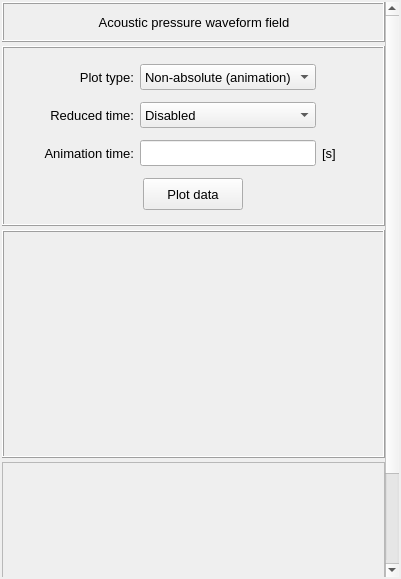
Before: the Qt Designer form vibra/interface/data/ui_files/plots/acoustic/acoustic_pressure_waveform_3d_plot_inputs.ui in MOPT-UFSC/VIBRA, drawn with Qt 5.
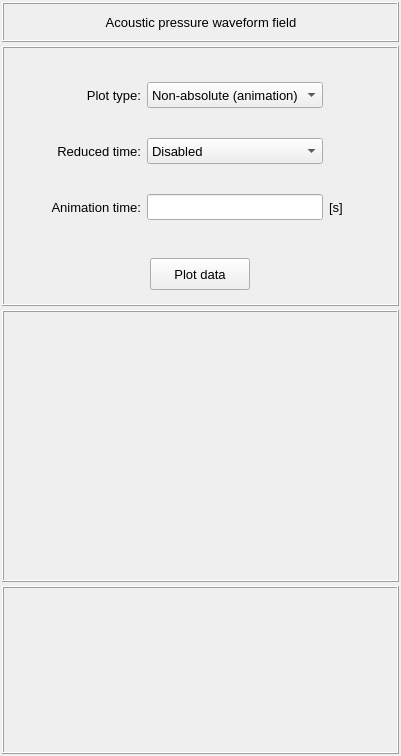
After: the same form once the commit is applied.

```diff
--- a/vibra/interface/data/ui_files/plots/acoustic/acoustic_pressure_waveform_3d_plot_inputs.ui
+++ b/vibra/interface/data/ui_files/plots/acoustic/acoustic_pressure_waveform_3d_plot_inputs.ui
@@ -7,13 +7,13 @@
     <x>0</x>
     <y>0</y>
     <width>401</width>
-    <height>579</height>
+    <height>756</height>
    </rect>
   </property>
   <property name="maximumSize">
    <size>
     <width>16777215</width>
-    <height>600</height>
+    <height>1000</height>
    </size>
   </property>
   <property name="windowTitle">
@@ -48,8 +48,8 @@
        <rect>
         <x>0</x>
         <y>0</y>
-        <width>383</width>
-        <height>688</height>
+        <width>397</width>
+        <height>752</height>
        </rect>
       </property>
       <layout class="QGridLayout" name="gridLayout_6">
@@ -76,11 +76,17 @@
          <property name="minimumSize">
           <size>
            <width>0</width>
-           <height>228</height>
+           <height>168</height>
+          </size>
+         </property>
+         <property name="maximumSize">
+          <size>
+           <width>16777215</width>
+           <height>168</height>
           </size>
          </property>
          <property name="frameShape">
-          <enum>QFrame::Shape::StyledPanel</enum>
+          <enum>QFrame::Shape::Box</enum>
          </property>
          <property name="frameShadow">
           <enum>QFrame::Shadow::Raised</enum>
```
